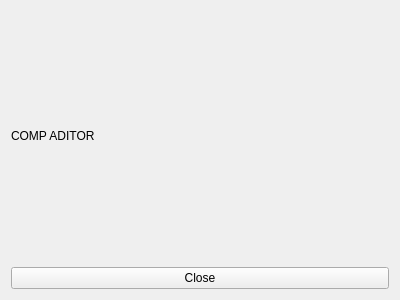
This is src/compeditor.ui in ZADNE/icp2021 as Qt 5 draws it before an edit. The edited form follows.
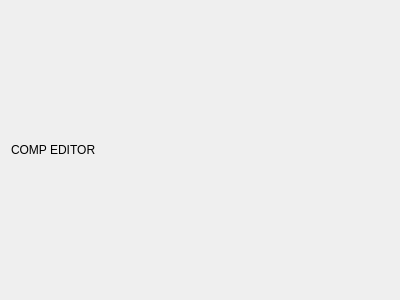
This is the edited form.

```diff
--- a/src/compeditor.ui
+++ b/src/compeditor.ui
@@ -19,14 +19,7 @@
      <item>
       <widget class="QLabel" name="label">
        <property name="text">
-        <string>COMP ADITOR</string>
-       </property>
-      </widget>
-     </item>
-     <item>
-      <widget class="QPushButton" name="pushButton">
-       <property name="text">
-        <string>Close</string>
+        <string>COMP EDITOR</string>
        </property>
       </widget>
      </item>
```
